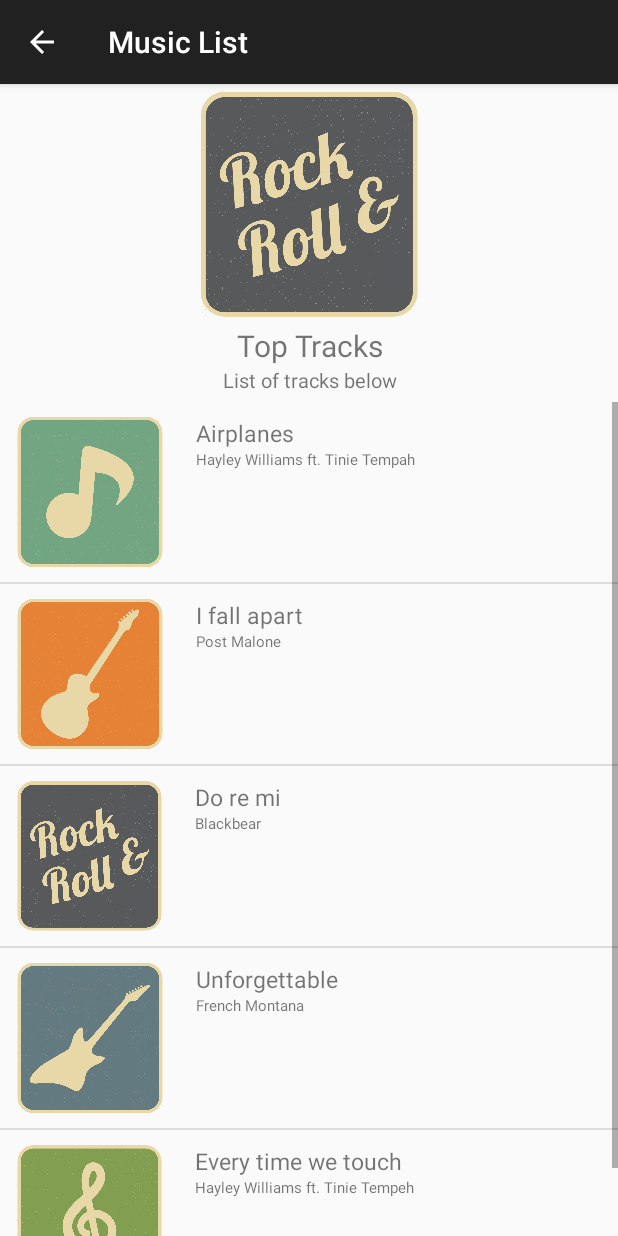
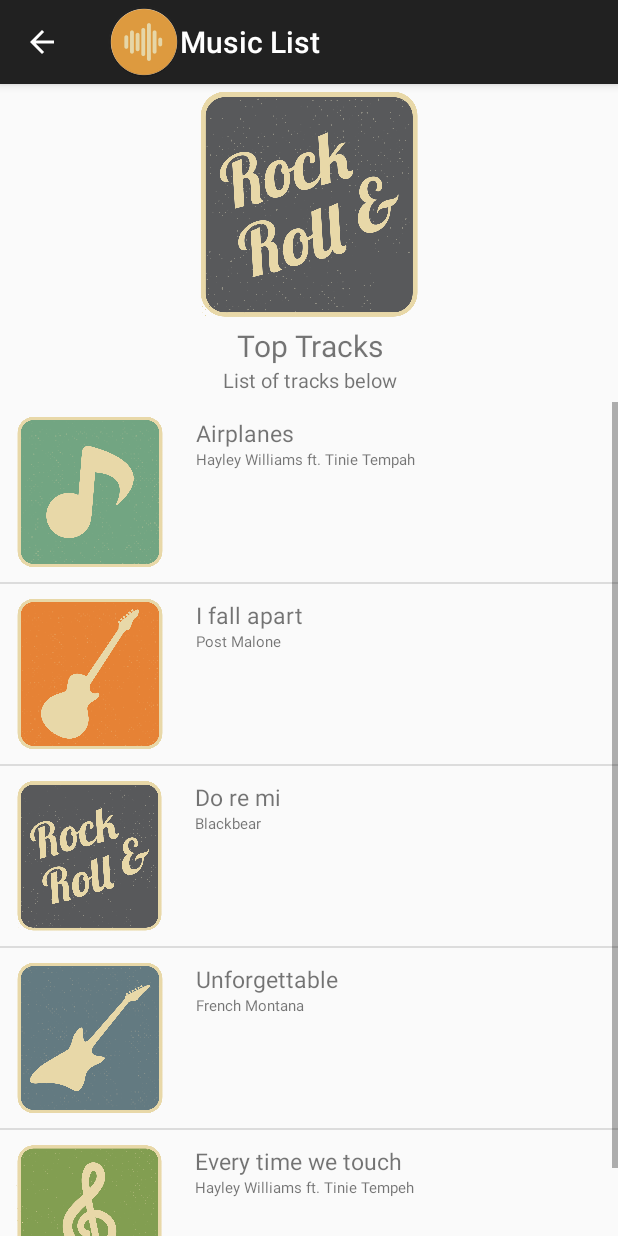
Before and after one commit to WinsomeYuen/MusicalApp, an Android app: the screen it shows after launch (MusiclistActivity), after a tap on "Chaos", on a phone screen of 412 x 824 dp. Run offline under Robolectric (Android 15) with nearby library versions, the phone set to English and light mode, and no system bars.

Commit message:
"App icon added"

```diff
--- a/app/src/main/java/com/example/winsome/musicalapp/MainActivity.java
+++ b/app/src/main/java/com/example/winsome/musicalapp/MainActivity.java
@@ -15,12 +15,16 @@ public class MainActivity extends AppCompatActivity implements MyRecyclerViewAda
     private MyRecyclerViewAdapter adapter;
     private LinearLayoutManager horizontalLayoutManager;
     private ArrayList<Integer> cover = new ArrayList<>();
+    private ArrayList<Integer> artist = new ArrayList<>();
     private ArrayList<String> titles = new ArrayList<>();
     private ArrayList<String> subtitles = new ArrayList<>();
 
     @Override
     protected void onCreate(Bundle savedInstanceState) {
         super.onCreate(savedInstanceState);
+        getSupportActionBar().setDisplayShowHomeEnabled(true);
+        getSupportActionBar().setLogo(R.mipmap.logo);
+        getSupportActionBar().setDisplayUseLogoEnabled(true);
         setContentView(R.layout.activity_main);
 
         // data to populate the RecyclerView with
@@ -39,6 +43,11 @@ public class MainActivity extends AppCompatActivity implements MyRecyclerViewAda
         subtitles.add("Blackbear");
         subtitles.add("Troye Sivan");
 
+        artist.add(R.drawable.musiccover9);
+        artist.add(R.drawable.musiccover5);
+        artist.add(R.drawable.musiccover7);
+        artist.add(R.drawable.musiccover10);
+
 
         // set up the RecyclerView
         recyclerView1 = (RecyclerView) findViewById(R.id.list1);
@@ -51,7 +60,7 @@ public class MainActivity extends AppCompatActivity implements MyRecyclerViewAda
         recyclerView2 = (RecyclerView) findViewById(R.id.list2);
         horizontalLayoutManager = new LinearLayoutManager(MainActivity.this, LinearLayoutManager.HORIZONTAL, false);
         recyclerView2.setLayoutManager(horizontalLayoutManager);
-        adapter = new MyRecyclerViewAdapter(MainActivity.this, cover, titles, subtitles);
+        adapter = new MyRecyclerViewAdapter(MainActivity.this, artist, titles, subtitles);
         adapter.setClickListener(this);
         recyclerView2.setAdapter(adapter);
 
--- a/app/src/main/java/com/example/winsome/musicalapp/MusiclistActivity.java
+++ b/app/src/main/java/com/example/winsome/musicalapp/MusiclistActivity.java
@@ -9,6 +9,9 @@ import java.util.ArrayList;
 public class MusiclistActivity extends AppCompatActivity{
     protected void onCreate(Bundle savedInstanceState) {
         super.onCreate(savedInstanceState);
+        getSupportActionBar().setDisplayShowHomeEnabled(true);
+        getSupportActionBar().setLogo(R.mipmap.logo);
+        getSupportActionBar().setDisplayUseLogoEnabled(true);
         setContentView(R.layout.music_list);
 
         final ArrayList<Cover> covers = new ArrayList<Cover>();
```
Also changed, not shown: app/src/main/logo-web.png (added), app/src/main/res/mipmap-hdpi/logo.png (added), app/src/main/res/mipmap-mdpi/logo.png (added), app/src/main/res/mipmap-xhdpi/logo.png (added), app/src/main/res/mipmap-xxhdpi/logo.png (added), app/src/main/res/mipmap-xxxhdpi/logo.png (added).
